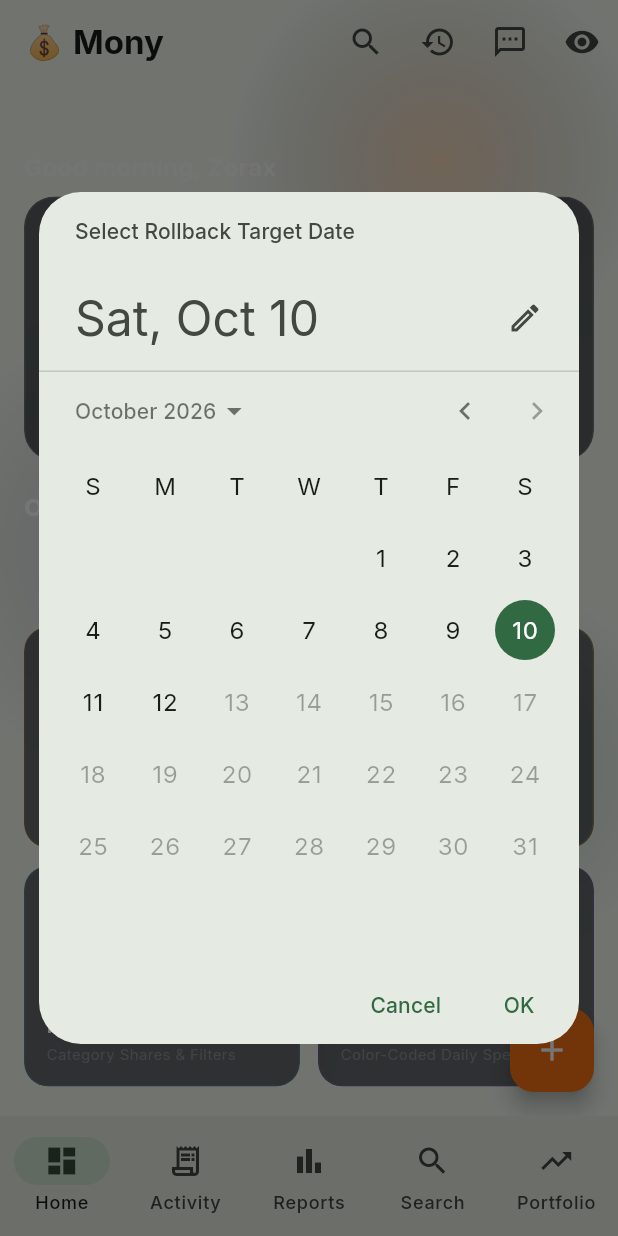
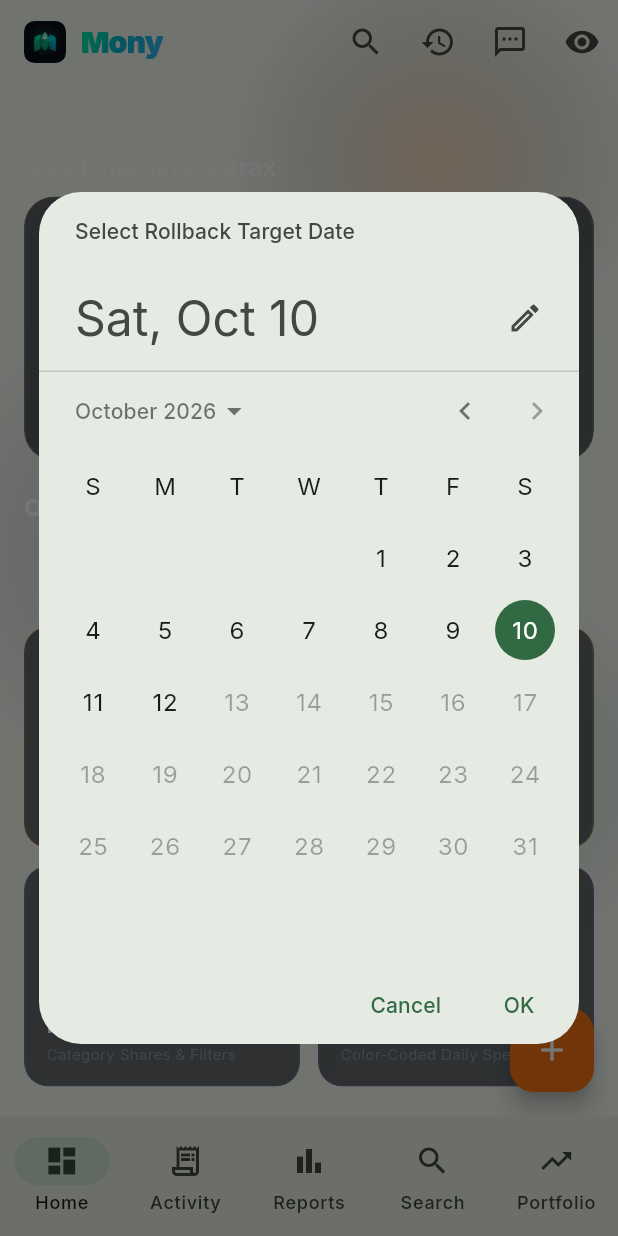
Before and after one commit to rajanraj2/mony, a Flutter app: the screen it shows after launch, after a tap on the "history" icon, on a phone screen of 412 x 824 dp. Run offline on Flutter 3.47's test engine with Material 3 defaults, Android fonts, the phone set to English and light mode, and no system bars; our stand-ins replace dio, drift, flutter_riverpod, go_router, google_fonts, share_plus; accounts and stored records are empty; generated files the repository leaves out were written again.

Commit message:
feat(branding): implement bespoke clean, minimal & bold Mony logo icon across the application (#24)
- Vector Brand Identity: geometric monogram 'M' fused with an isometric ascending growth diamond and folded multi-account ribbon in hyper-mint, emerald, and AI cyan
- MonyLogo Widget: hardware-accelerated CustomPainter rendering razor-sharp vector mark and gradient wordmark natively on any screen density
- SVG Assets: created assets/images/logo.svg, web_preview/logo.svg, and web_preview/favicon.svg
- App Integration: replaced placeholder emojis with MonyLogo in HomeDashboardScreen AppBar, AuthScreen welcome header, and Web preview sidebar & favicon
- Unit tests: verified MonyLogo widget configurations and SVG asset integrity

```diff
--- a/lib/features/auth/presentation/screens/auth_screen.dart
+++ b/lib/features/auth/presentation/screens/auth_screen.dart
@@ -1,3 +1,4 @@
+import '../../../../shared/widgets/mony_logo.dart';
 import 'package:flutter/material.dart';
 import 'package:flutter_riverpod/flutter_riverpod.dart';
 import '../../../../core/di/providers.dart';
@@ -78,7 +79,7 @@ class _AuthScreenState extends ConsumerState<AuthScreen> {
               mainAxisSize: MainAxisSize.min,
               crossAxisAlignment: CrossAxisAlignment.stretch,
               children: [
-                const Icon(Icons.account_balance_wallet_outlined, size: 64, color: Color(0xFF1B6B3A)),
+                const Center(child: MonyLogo(size: 72, hasSquircleBackground: true)),
                 const SizedBox(height: 16),
                 Text(
                   _isSignUp ? 'Sync Across All Your Devices' : 'Welcome Back to Mony',
--- a/lib/features/home/presentation/screens/home_dashboard_screen.dart
+++ b/lib/features/home/presentation/screens/home_dashboard_screen.dart
@@ -1,3 +1,4 @@
+import '../../../../shared/widgets/mony_logo.dart';
 import 'dart:ui';
 import 'package:flutter/material.dart';
 import 'package:flutter_riverpod/flutter_riverpod.dart';
@@ -233,7 +234,7 @@ class _DashboardViewState extends ConsumerState<_DashboardView> with SingleTicke
       appBar: AppBar(
         backgroundColor: Colors.transparent,
         elevation: 0,
-        title: const Text('💰 Mony', style: TextStyle(fontWeight: FontWeight.bold)),
+        title: const MonyLogo(size: 28, showText: true, fontSize: 20),
         actions: [
           IconButton(
             icon: const Icon(Icons.search),
--- /dev/null
+++ b/lib/shared/widgets/mony_logo.dart
@@ -0,0 +1,215 @@
+import 'package:flutter/material.dart';
+
+class MonyLogo extends StatelessWidget {
+  final double size;
+  final bool hasSquircleBackground;
+  final bool showText;
+  final double? fontSize;
+
+  const MonyLogo({
+    super.key,
+    this.size = 36,
+    this.hasSquircleBackground = true,
+    this.showText = false,
+    this.fontSize,
+  });
+
+  @override
+  Widget build(BuildContext context) {
+    final mark = SizedBox(
+      width: size,
+      height: size,
+      child: CustomPaint(
+        painter: _MonyLogoPainter(hasSquircleBackground: hasSquircleBackground),
+      ),
+    );
+
+    if (!showText) return mark;
+
+    return Row(
+      mainAxisSize: MainAxisSize.min,
+      crossAxisAlignment: CrossAxisAlignment.center,
+      children: [
+        mark,
+        const SizedBox(width: 10),
+        ShaderMask(
+          shaderCallback: (bounds) => const LinearGradient(
+            colors: [Color(0xFF00F5A0), Color(0xFF06B6D4), Color(0xFF38BDF8)],
+            begin: Alignment.topLeft,
+            end: Alignment.bottomRight,
+          ).createShader(bounds),
+          child: Text(
+            'Mony',
+            style: TextStyle(
+              fontSize: fontSize ?? (size * 0.75),
+              fontWeight: FontWeight.w900,
+              color: Colors.white,
+              letterSpacing: -0.5,
+            ),
+          ),
+        ),
+      ],
+    );
+  }
+}
+
+class _MonyLogoPainter extends CustomPainter {
+  final bool hasSquircleBackground;
+
+  _MonyLogoPainter({required this.hasSquircleBackground});
+
+  @override
+  void paint(Canvas canvas, Size size) {
+    final scale = size.width / 512.0;
+    canvas.save();
+    canvas.scale(scale, scale);
+
+    // 1. Draw Squircle Base Plate if enabled
+    if (hasSquircleBackground) {
+      final rrect = RRect.fromRectAndRadius(
+        const Rect.fromLTWH(0, 0, 512, 512),
+        const Radius.circular(128),
+      );
+
+      final bgPaint = Paint()
+        ..shader = const RadialGradient(
+          center: Alignment(0, -0.2),
+          radius: 0.8,
+          colors: [Color(0xFF0E1726), Color(0xFF04060A)],
+        ).createShader(const Rect.fromLTWH(0, 0, 512, 512));
+      canvas.drawRRect(rrect, bgPaint);
+
+      // Border Highlight
+      final borderPaint = Paint()
+        ..shader = const LinearGradient(
+          begin: Alignment.topLeft,
+          end: Alignment.bottomRight,
+          colors: [
+            Color(0x8010B981),
+            Color(0x1AFFFFFF),
+            Color(0x6606B6D4),
+          ],
+        ).createShader(const Rect.fromLTWH(0, 0, 512, 512))
+        ..style = PaintingStyle.stroke
+        ..strokeWidth = 3.0;
+      canvas.drawRRect(rrect.deflate(1.5), borderPaint);
+
+      // Ambient Core Glow
+      final glowPaint = Paint()
+        ..shader = const RadialGradient(
+          colors: [
+            Color(0x4D00F5A0),
+            Color(0x1A00D09C),
+            Color(0x0000D09C),
+          ],
+          radius: 0.6,
+        ).createShader(const Rect.fromLTWH(81, 70, 350, 350));
+      canvas.drawCircle(const Offset(256, 245), 175, glowPaint);
+    }
+
+    // 2. Left Wing Stemma
+    final leftPath = Path()
+      ..moveTo(124, 372)
+      ..lineTo(124, 220)
+      ..cubicTo(124, 204, 134, 190, 149, 184)
+      ..lineTo(204, 162)
+      ..lineTo(204, 316)
+      ..cubicTo(204, 332, 194, 346, 179, 352)
+      ..close();
+
+    final leftPaint = Paint()
+      ..shader = const LinearGradient(
+        begin: Alignment.bottomLeft,
+        end: Alignment.topCenter,
+        colors: [Color(0xFF059669), Color(0xFF10B981), Color(0xFF00F5A0)],
+      ).createShader(const Rect.fromLTWH(124, 162, 80, 210));
+    canvas.drawPath(leftPath, leftPaint);
+
+    // 3. Right Return Stemma
+    final rightPath = Path()
+      ..moveTo(388, 372)
+      ..lineTo(388, 220)
+      ..cubicTo(388, 204, 378, 190, 363, 184)
+      ..lineTo(308, 162)
+      ..lineTo(308, 316)
+      ..cubicTo(308, 332, 318, 346, 333, 352)
+      ..close();
+
+    final rightPaint = Paint()
+      ..shader = const LinearGradient(
+        begin: Alignment.bottomLeft,
+        end: Alignment.topRight,
+        colors: [Color(0xFF0F766E), Color(0xFF06B6D4), Color(0xFF00E5FF)],
+      ).createShader(const Rect.fromLTWH(308, 162, 80, 210));
+    canvas.drawPath(rightPath, rightPaint);
+
+    // 4. Center Folded Growth Arrow
+    final centerPath = Path()
+      ..moveTo(179, 240)
+      ..lineTo(242, 144)
+      ..cubicTo(250, 132, 262, 132, 270, 144)
+      ..lineTo(333, 240)
+      ..lineTo(282, 260)
+      ..lineTo(256, 220)
+      ..lineTo(230, 260)
+      ..close();
+
+    final centerPaint = Paint()
+      ..shader = const LinearGradient(
+        begin: Alignment.bottomLeft,
+        end: Alignment.topRight,
+        colors: [Color(0xFF047857), Color(0xFF00D09C), Color(0xFF38BDF8)],
+      ).createShader(const Rect.fromLTWH(179, 132, 154, 128));
+    canvas.drawPath(centerPath, centerPaint);
+
+    // 5. Intersecting Mobius Core Segment
+    final mobiusPath = Path()
+      ..moveTo(204, 274)
+      ..lineTo(256, 210)
+      ..lineTo(308, 274)
+      ..lineTo(280, 348)
+      ..cubicTo(268, 356, 244, 356, 232, 348)
+      ..close();
+
+    final mobiusPaint = Paint()
+      ..shader = const LinearGradient(
+        begin: Alignment.topCenter,
+        end: Alignment.bottomCenter,
+        colors: [Color(0xFF10B981), Color(0xFF059669)],
+      ).createShader(const Rect.fromLTWH(204, 210, 104, 146));
+    canvas.drawPath(mobiusPath, mobiusPaint);
+
+    // 6. Overlapping Ribbon Diamond: Apex Finisher
+    final capPath = Path()
+      ..moveTo(256, 136)
+      ..lineTo(304, 208)
+      ..lineTo(256, 230)
+      ..lineTo(208, 208)
+      ..close();
+
+    final capPaint = Paint()
+      ..shader = const LinearGradient(
+        begin: Alignment.topLeft,
+        end: Alignment.bottomRight,
+        colors: [Color(0xB3FFFFFF), Color(0x1AFFFFFF)],
+      ).createShader(const Rect.fromLTWH(208, 136, 96, 94));
+    canvas.drawPath(capPath, capPaint);
+
+    // 7. Glass Core Accent: AI Growth Node
+    final nodePath = Path()
+      ..moveTo(256, 178)
+      ..lineTo(278, 212)
+      ..lineTo(256, 226)
+      ..lineTo(234, 212)
+      ..close();
+
+    final nodePaint = Paint()..color = const Color(0xE6FFFFFF);
+    canvas.drawPath(nodePath, nodePaint);
+
+    canvas.restore();
+  }
+
+  @override
+  bool shouldRepaint(covariant _MonyLogoPainter oldDelegate) =>
+      oldDelegate.hasSquircleBackground != hasSquircleBackground;
+}
```
Also changed, not shown: assets/images/logo.svg (added), web_preview/favicon.svg (added), web_preview/logo.svg (added), 2 other files.
